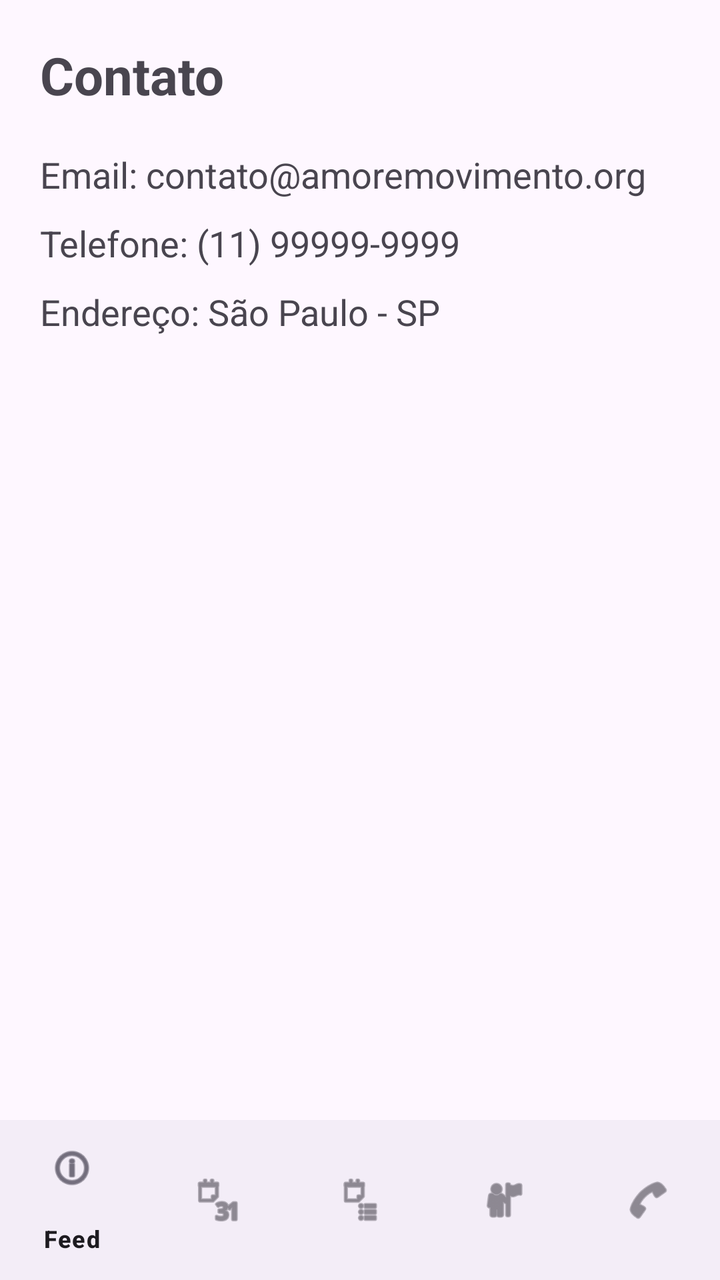
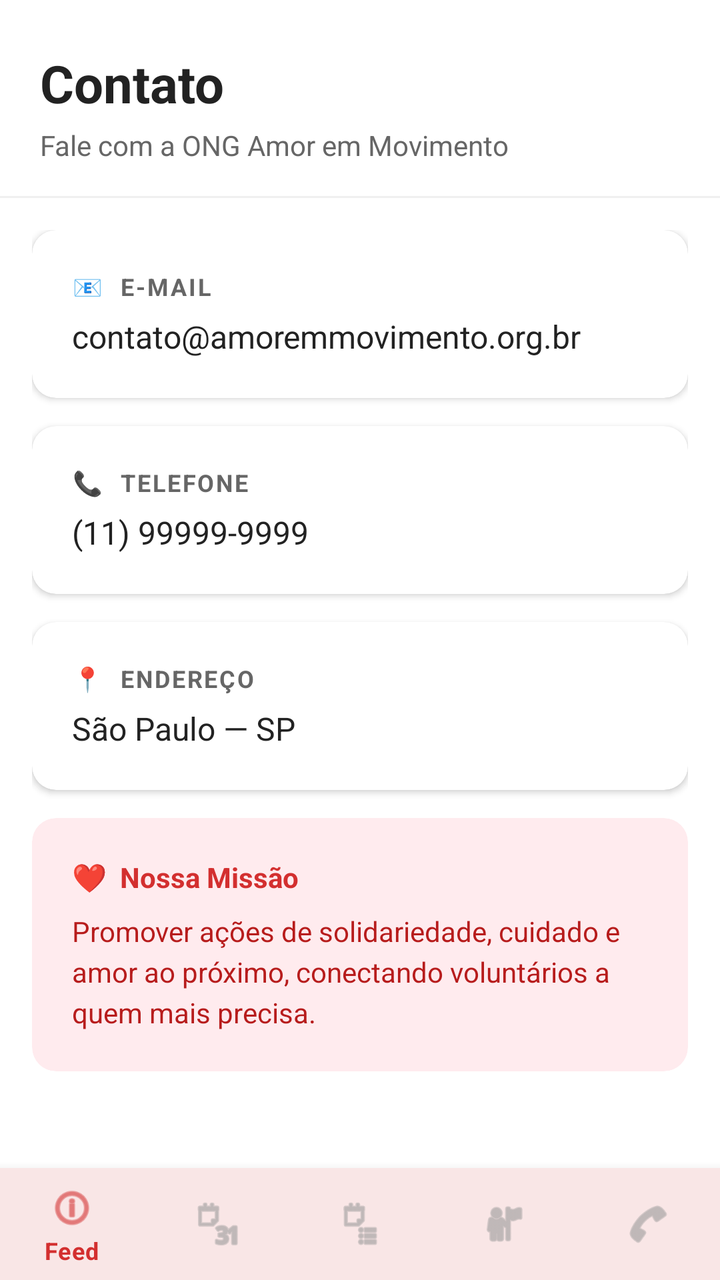

Before-and-after screenshots of an Android layout around one commit, followed by the original layout XML and the change that was made.
<!-- AndroidManifest.xml: application theme Theme.Extensao -->
<!-- res/layout/activity_contato.xml -->
<?xml version="1.0" encoding="utf-8"?>
<LinearLayout xmlns:android="http://schemas.android.com/apk/res/android"
    xmlns:app="http://schemas.android.com/apk/res-auto"
    android:orientation="vertical"
    android:layout_width="match_parent"
    android:layout_height="match_parent">

    <LinearLayout
        android:orientation="vertical"
        android:padding="20dp"
        android:layout_width="match_parent"
        android:layout_height="0dp"
        android:layout_weight="1">

        <TextView
            android:layout_width="wrap_content"
            android:layout_height="wrap_content"
            android:text="Contato"
            android:textSize="26sp"
            android:textStyle="bold"
            android:layout_marginBottom="20dp" />

        <TextView
            android:layout_width="wrap_content"
            android:layout_height="wrap_content"
            android:text="Email: contato@amoremovimento.org"
            android:textSize="18sp"
            android:layout_marginBottom="10dp" />

        <TextView
            android:layout_width="wrap_content"
            android:layout_height="wrap_content"
            android:text="Telefone: (11) 99999-9999"
            android:textSize="18sp"
            android:layout_marginBottom="10dp" />

        <TextView
            android:layout_width="wrap_content"
            android:layout_height="wrap_content"
            android:text="Endereço: São Paulo - SP"
            android:textSize="18sp" />

    </LinearLayout>

    <com.google.android.material.bottomnavigation.BottomNavigationView
        android:id="@+id/bottomNavigation"
        android:layout_width="match_parent"
        android:layout_height="wrap_content"
        app:menu="@menu/bottom_menu" />

</LinearLayout>
<!-- resources referenced by this layout -->
<resources>
  <style name="Theme.Extensao" parent="Base.Theme.Extensao" />
  <style name="Base.Theme.Extensao" parent="Theme.Material3.DayNight.NoActionBar">
          
          
      </style>
</resources>

<!-- the commit's change to res/layout/activity_contato.xml (unified diff, before → after) -->
@@ -3,42 +3,210 @@
     xmlns:app="http://schemas.android.com/apk/res-auto"
     android:orientation="vertical"
     android:layout_width="match_parent"
-    android:layout_height="match_parent">
+    android:layout_height="match_parent"
+    android:background="@color/white">
 
     <LinearLayout
         android:orientation="vertical"
-        android:padding="20dp"
         android:layout_width="match_parent"
         android:layout_height="0dp"
         android:layout_weight="1">
 
-        <TextView
-            android:layout_width="wrap_content"
-            android:layout_height="wrap_content"
-            android:text="Contato"
-            android:textSize="26sp"
-            android:textStyle="bold"
-            android:layout_marginBottom="20dp" />
-
-        <TextView
-            android:layout_width="wrap_content"
-            android:layout_height="wrap_content"
-            android:text="Email: contato@amoremovimento.org"
-            android:textSize="18sp"
-            android:layout_marginBottom="10dp" />
-
-        <TextView
-            android:layout_width="wrap_content"
-            android:layout_height="wrap_content"
-            android:text="Telefone: (11) 99999-9999"
-            android:textSize="18sp"
-            android:layout_marginBottom="10dp" />
-
-        <TextView
-            android:layout_width="wrap_content"
-            android:layout_height="wrap_content"
-            android:text="Endereço: São Paulo - SP"
-            android:textSize="18sp" />
+        
+        <LinearLayout
+            android:orientation="vertical"
+            android:paddingStart="20dp"
+            android:paddingEnd="20dp"
+            android:paddingTop="24dp"
+            android:paddingBottom="16dp"
+            android:layout_width="match_parent"
+            android:layout_height="wrap_content">
+
+            <TextView
+                android:layout_width="wrap_content"
+                android:layout_height="wrap_content"
+                android:text="Contato"
+                android:textSize="26sp"
+                android:textStyle="bold"
+                android:textColor="@color/text_primary"
+                android:layout_marginBottom="4dp" />
+
+            <TextView
+                android:layout_width="wrap_content"
+                android:layout_height="wrap_content"
+                android:text="Fale com a ONG Amor em Movimento"
+                android:textSize="14sp"
+                android:textColor="@color/text_secondary" />
+
+        </LinearLayout>
+
+        
+        <View
+            android:layout_width="match_parent"
+            android:layout_height="1dp"
+            android:background="@color/divider" />
+
+        <ScrollView
+            android:layout_width="match_parent"
+            android:layout_height="match_parent"
+            android:paddingStart="16dp"
+            android:paddingEnd="16dp"
+            android:paddingTop="16dp"
+            android:paddingBottom="16dp"
+            android:clipToPadding="false">
+
+            <LinearLayout
+                android:orientation="vertical"
+                android:layout_width="match_parent"
+                android:layout_height="wrap_content">
+
+                
+                <androidx.cardview.widget.CardView
+                    android:layout_width="match_parent"
+                    android:layout_height="wrap_content"
+                    android:layout_marginBottom="14dp"
+                    app:cardCornerRadius="12dp"
+                    app:cardElevation="2dp"
+                    app:cardBackgroundColor="@color/white">
+
+                    <LinearLayout
+                        android:orientation="vertical"
+                        android:layout_width="match_parent"
+                        android:layout_height="wrap_content"
+                        android:padding="20dp">
+
+                        <TextView
+                            android:layout_width="wrap_content"
+                            android:layout_height="wrap_content"
+                            android:text="📧  E-MAIL"
+                            android:textSize="12sp"
+                            android:textStyle="bold"
+                            android:textColor="@color/text_secondary"
+                            android:letterSpacing="0.08"
+                            android:layout_marginBottom="6dp" />
+
+                        <TextView
+                            android:layout_width="wrap_content"
+                            android:layout_height="wrap_content"
+                            android:text="contato@amoremmovimento.org.br"
+                            android:textSize="16sp"
+                            android:textColor="@color/text_primary" />
+
+                    </LinearLayout>
+
+                </androidx.cardview.widget.CardView>
+
+                
+                <androidx.cardview.widget.CardView
+                    android:layout_width="match_parent"
+                    android:layout_height="wrap_content"
+                    android:layout_marginBottom="14dp"
+                    app:cardCornerRadius="12dp"
+                    app:cardElevation="2dp"
+                    app:cardBackgroundColor="@color/white">
+
+                    <LinearLayout
+                        android:orientation="vertical"
+                        android:layout_width="match_parent"
+                        android:layout_height="wrap_content"
+                        android:padding="20dp">
+
+                        <TextView
+                            android:layout_width="wrap_content"
+                            android:layout_height="wrap_content"
+                            android:text="📞  TELEFONE"
+                            android:textSize="12sp"
+                            android:textStyle="bold"
+                            android:textColor="@color/text_secondary"
+                            android:letterSpacing="0.08"
+                            android:layout_marginBottom="6dp" />
+
+                        <TextView
+                            android:layout_width="wrap_content"
+                            android:layout_height="wrap_content"
+                            android:text="(11) 99999-9999"
+                            android:textSize="16sp"
+                            android:textColor="@color/text_primary" />
+
+                    </LinearLayout>
+
+                </androidx.cardview.widget.CardView>
+
+                
+                <androidx.cardview.widget.CardView
+                    android:layout_width="match_parent"
+                    android:layout_height="wrap_content"
+                    android:layout_marginBottom="14dp"
+                    app:cardCornerRadius="12dp"
+                    app:cardElevation="2dp"
+                    app:cardBackgroundColor="@color/white">
+
+                    <LinearLayout
+                        android:orientation="vertical"
+                        android:layout_width="match_parent"
+                        android:layout_height="wrap_content"
+                        android:padding="20dp">
+
+                        <TextView
+                            android:layout_width="wrap_content"
+                            android:layout_height="wrap_content"
+                            android:text="📍  ENDEREÇO"
+                            android:textSize="12sp"
+                            android:textStyle="bold"
+                            android:textColor="@color/text_secondary"
+                            android:letterSpacing="0.08"
+                            android:layout_marginBottom="6dp" />
+
+                        <TextView
+                            android:layout_width="wrap_content"
+                            android:layout_height="wrap_content"
+                            android:text="São Paulo — SP"
+                            android:textSize="16sp"
+                            android:textColor="@color/text_primary" />
+
+                    </LinearLayout>
+
+                </androidx.cardview.widget.CardView>
+
+                
+                <androidx.cardview.widget.CardView
+                    android:layout_width="match_parent"
+                    android:layout_height="wrap_content"
+                    android:layout_marginBottom="14dp"
+                    app:cardCornerRadius="12dp"
+                    app:cardElevation="0dp"
+                    app:cardBackgroundColor="@color/primary_red_light">
+
+                    <LinearLayout
+                        android:orientation="vertical"
+                        android:layout_width="match_parent"
+                        android:layout_height="wrap_content"
+                        android:padding="20dp">
+
+                        <TextView
+                            android:layout_width="wrap_content"
+                            android:layout_height="wrap_content"
+                            android:text="❤  Nossa Missão"
+                            android:textSize="14sp"
+                            android:textStyle="bold"
+                            android:textColor="@color/primary_red"
+                            android:layout_marginBottom="8dp" />
+
+                        <TextView
+                            android:layout_width="match_parent"
+                            android:layout_height="wrap_content"
+                            android:text="Promover ações de solidariedade, cuidado e amor ao próximo, conectando voluntários a quem mais precisa."
+                            android:textSize="14sp"
+                            android:textColor="@color/primary_red_dark"
+                            android:lineSpacingExtra="4dp" />
+
+                    </LinearLayout>
+
+                </androidx.cardview.widget.CardView>
+
+            </LinearLayout>
+
+        </ScrollView>
 
     </LinearLayout>
 
@@ -46,6 +214,7 @@
         android:id="@+id/bottomNavigation"
         android:layout_width="match_parent"
         android:layout_height="wrap_content"
+        android:background="@color/white"
         app:menu="@menu/bottom_menu" />
 
 </LinearLayout>
<!-- resource entries referenced after the edit -->
@@ -1,9 +1,28 @@
 <!-- resources referenced by this layout -->
 <resources>
+  <color name="divider">#F0F0F0</color>
+  <color name="primary_red">#D32F2F</color>
+  <color name="primary_red_dark">#B71C1C</color>
+  <color name="primary_red_light">#FFEBEE</color>
+  <color name="text_primary">#222222</color>
+  <color name="text_secondary">#666666</color>
+  <color name="white">#FFFFFFFF</color>
   <style name="Theme.Extensao" parent="Base.Theme.Extensao" />
-  <style name="Base.Theme.Extensao" parent="Theme.Material3.DayNight.NoActionBar">
+  <style name="Base.Theme.Extensao" parent="Theme.Material3.Light.NoActionBar">
+          <item name="colorPrimary">@color/primary_red</item>
+          <item name="colorPrimaryVariant">@color/primary_red_dark</item>
+          <item name="colorOnPrimary">@color/white</item>
+          <item name="colorSecondary">@color/primary_red</item>
+          <item name="colorOnSecondary">@color/white</item>
+          <item name="android:windowBackground">@color/white</item>
+          <item name="colorSurface">@color/white</item>
+          <item name="colorOnSurface">@color/text_primary</item>
           
-          
+          <item name="bottomNavigationStyle">@style/BottomNavStyle</item>
+      </style>
+  <style name="BottomNavStyle" parent="Widget.MaterialComponents.BottomNavigationView">
+          <item name="itemIconTint">@color/bottom_nav_color</item>
+          <item name="itemTextColor">@color/bottom_nav_color</item>
       </style>
 </resources>
 
